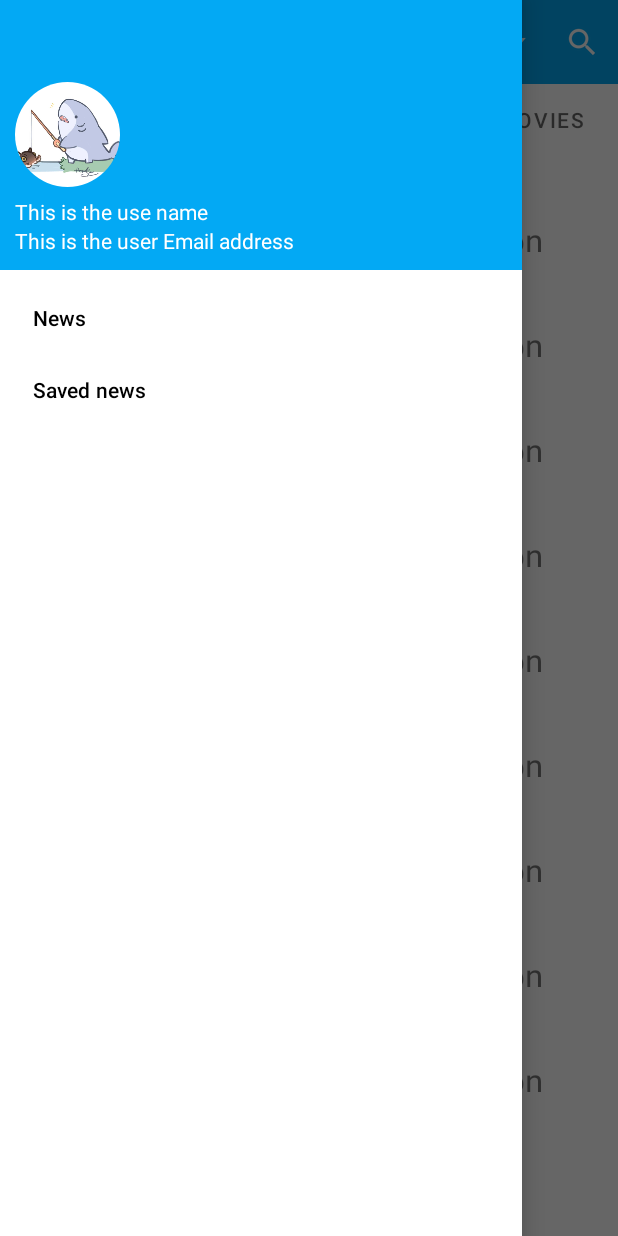
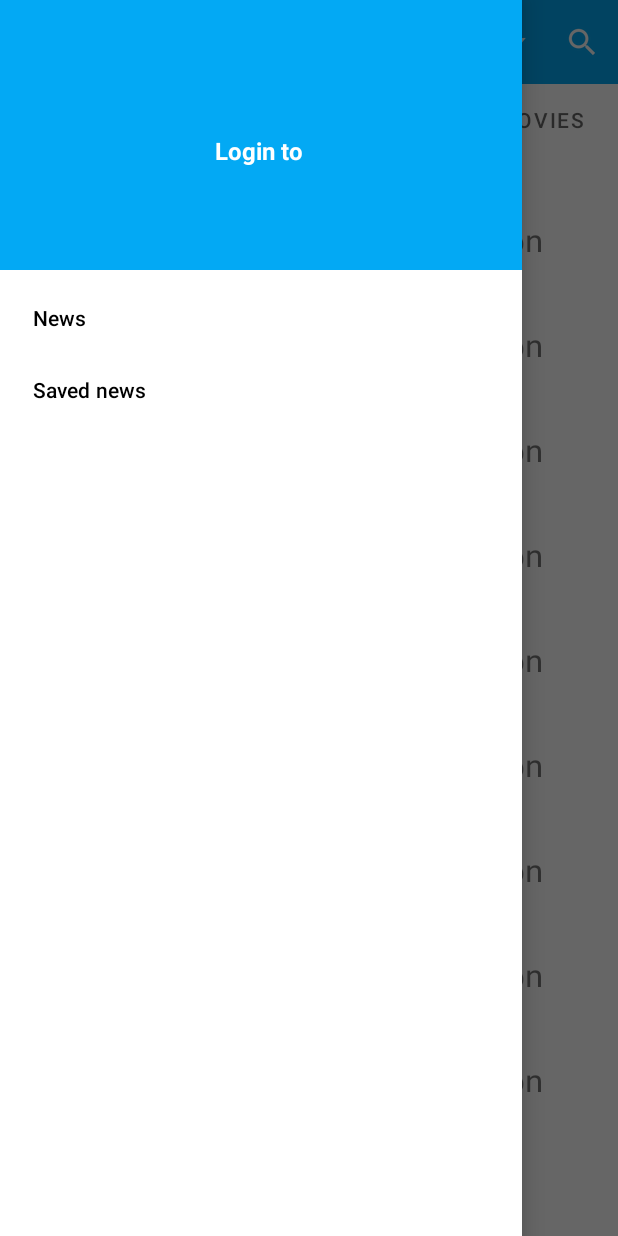
Before and after one commit to HaruharaZhang/CS306NewsApp, an Android app: the screen it shows after launch (MainActivity), with the side drawer open, on a phone screen of 412 x 824 dp. Run offline under Robolectric (Android 15) with nearby library versions, the phone set to English and light mode, and no system bars.

Commit message:
header可以更改了

```diff
--- a/app/src/main/java/com/example/finalproject_plus/MainActivity.kt
+++ b/app/src/main/java/com/example/finalproject_plus/MainActivity.kt
@@ -7,6 +7,7 @@ import android.view.Menu
 import androidx.appcompat.widget.Toolbar
 import androidx.viewpager2.widget.ViewPager2
 import com.example.finalproject_plus.adapter.TabAdapter
+import com.google.android.material.navigation.NavigationView
 import com.google.android.material.tabs.TabLayout
 import com.google.android.material.tabs.TabLayoutMediator
 
@@ -17,7 +18,7 @@ class MainActivity : AppCompatActivity() {
         setContentView(R.layout.activity_main)
         val toolbar = findViewById<Toolbar>(R.id.toolbar)
         //val savedNews = findViewById<Item>(R.id.savedNews)
-        toolbar.title = "This is title"
+        toolbar.title = R.string.title.toString()
         setSupportActionBar(toolbar)
 
         val tabLayout = findViewById<TabLayout>(R.id.tab_layout)
@@ -34,6 +35,14 @@ class MainActivity : AppCompatActivity() {
         }.attach()
 
 
+        val navHeader = findViewById<NavigationView>(R.id.navView)
+        val topHeader = navHeader.getHeaderView(0)
+        navHeader.removeHeaderView(topHeader) //remove top header
+        navHeader.inflateHeaderView(R.layout.nav_header_login)
+
+
+
+
     }
     override fun onCreateOptionsMenu(menu: Menu?): Boolean {
         menuInflater.inflate((R.menu.toolbar_layout), menu)
--- /dev/null
+++ b/app/src/main/res/layout/nav_header_login.xml
@@ -0,0 +1,23 @@
+<?xml version="1.0" encoding="utf-8"?>
+<RelativeLayout xmlns:android="http://schemas.android.com/apk/res/android"
+    android:layout_width="match_parent"
+    android:layout_height="180dp"
+    android:background="@color/colorPrimary"
+    android:padding="10dp">
+
+    <TextView
+        android:id="@+id/login_text"
+        android:layout_width="180dp"
+        android:layout_height="22dp"
+        android:layout_alignParentStart="true"
+        android:layout_alignParentTop="true"
+        android:layout_alignParentEnd="true"
+        android:layout_marginStart="128dp"
+        android:layout_marginTop="79dp"
+        android:layout_marginEnd="132dp"
+        android:text="Login to discover more"
+        android:textAlignment="center"
+        android:textColor="@color/white"
+        android:textSize="16sp"
+        android:textStyle="bold" />
+</RelativeLayout>
--- a/app/src/main/res/values/strings.xml
+++ b/app/src/main/res/values/strings.xml
@@ -1,6 +1,7 @@
 <resources>
     <string name="app_name">FinalProject_Plus</string>
     <string name="title_xml">This is Title</string>
+    <string name="title">CS306 News App</string>
     <string name="refresh_xml">Refresh</string>
     <string name="search_xml">Search</string>
     <string name="movTitle">Movies Screen</string>
```
